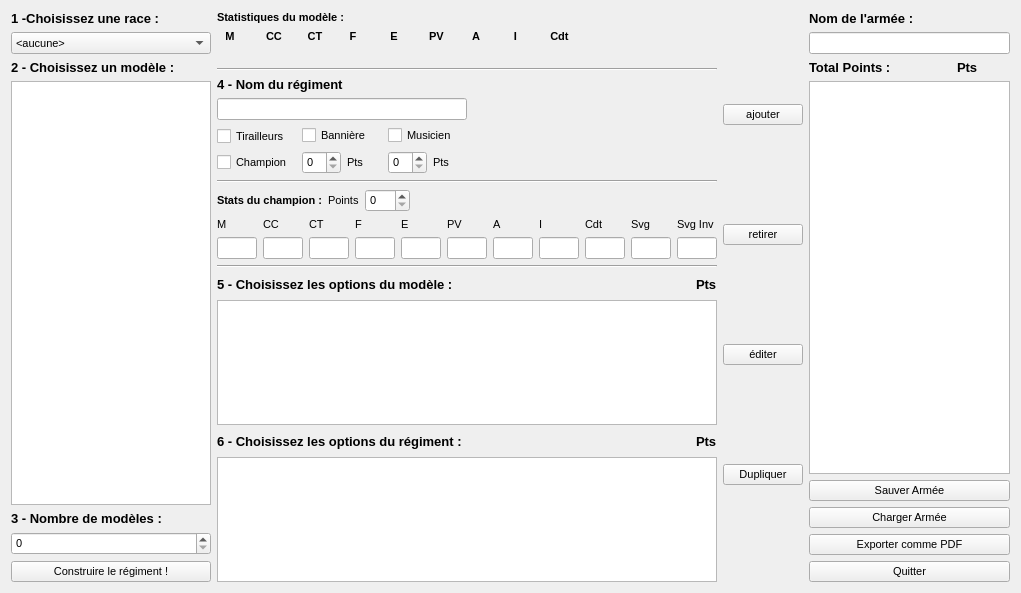
Qt form warhole/armywindow.ui (kaosphere/Warhole) before a commit.
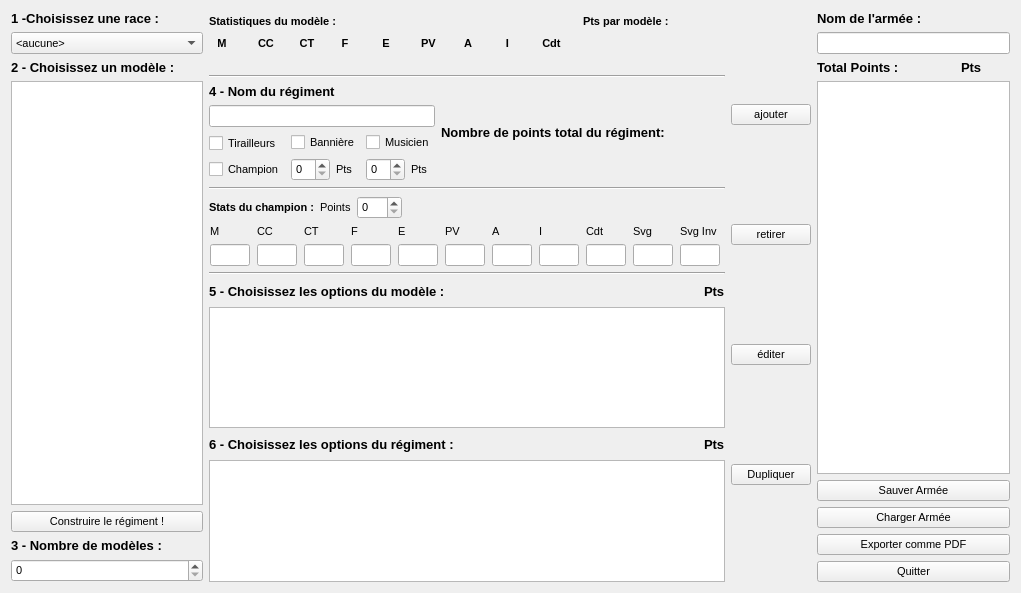
The same form after that commit.

Commit message: Whole new UI version including regiment points and complete re-do of the UI

Patch:
```diff
--- a/warhole/armywindow.ui
+++ b/warhole/armywindow.ui
@@ -18,7 +18,7 @@
   <property name="windowTitle">
    <string>Création d'armée</string>
   </property>
-  <layout class="QHBoxLayout" name="horizontalLayout_9">
+  <layout class="QHBoxLayout" name="horizontalLayout_10">
    <item>
     <layout class="QVBoxLayout" name="verticalLayout_4">
      <item>
@@ -61,6 +61,13 @@
      <item>
       <widget class="QTreeView" name="treeViewExistingModels"/>
      </item>
+     <item>
+      <widget class="QPushButton" name="buildRegButton">
+       <property name="text">
+        <string>Construire le régiment !</string>
+       </property>
+      </widget>
+     </item>
      <item>
       <widget class="QLabel" name="label_18">
        <property name="font">
@@ -78,19 +85,12 @@
      <item>
       <widget class="QSpinBox" name="spinBoxNB"/>
      </item>
-     <item>
-      <widget class="QPushButton" name="buildRegButton">
-       <property name="text">
-        <string>Construire le régiment !</string>
-       </property>
-      </widget>
-     </item>
     </layout>
    </item>
    <item>
     <layout class="QVBoxLayout" name="verticalLayout_34">
      <item>
-      <layout class="QVBoxLayout" name="verticalLayout_27">
+      <layout class="QHBoxLayout" name="horizontalLayout_9">
        <item>
         <widget class="QLabel" name="label_49">
          <property name="font">
@@ -105,6 +105,74 @@
         </widget>
        </item>
        <item>
+        <widget class="QLabel" name="modelNameLabel">
+         <property name="minimumSize">
+          <size>
+           <width>100</width>
+           <height>0</height>
+          </size>
+         </property>
+         <property name="font">
+          <font>
+           <weight>75</weight>
+           <bold>true</bold>
+          </font>
+         </property>
+         <property name="text">
+          <string/>
+         </property>
+        </widget>
+       </item>
+       <item>
+        <spacer name="horizontalSpacer_6">
+         <property name="orientation">
+          <enum>Qt::Horizontal</enum>
+         </property>
+         <property name="sizeHint" stdset="0">
+          <size>
+           <width>40</width>
+           <height>20</height>
+          </size>
+         </property>
+        </spacer>
+       </item>
+       <item>
+        <widget class="QLabel" name="label_50">
+         <property name="font">
+          <font>
+           <weight>75</weight>
+           <bold>true</bold>
+          </font>
+         </property>
+         <property name="text">
+          <string>Pts par modèle :</string>
+         </property>
+        </widget>
+       </item>
+       <item>
+        <widget class="QLabel" name="modelPtsLabel">
+         <property name="minimumSize">
+          <size>
+           <width>50</width>
+           <height>0</height>
+          </size>
+         </property>
+         <property name="font">
+          <font>
+           <weight>75</weight>
+           <bold>true</bold>
+          </font>
+         </property>
+         <property name="text">
+          <string/>
+         </property>
+        </widget>
+       </item>
+      </layout>
+     </item>
+     <item>
+      <layout class="QVBoxLayout" name="verticalLayout_27">
+       <item>
         <layout class="QHBoxLayout" name="horizontalLayout_13">
          <item>
           <layout class="QVBoxLayout" name="verticalLayout_6">
@@ -562,6 +630,40 @@
          </property>
         </spacer>
        </item>
+       <item>
+        <widget class="QLabel" name="label">
+         <property name="font">
+          <font>
+           <pointsize>10</pointsize>
+           <weight>75</weight>
+           <bold>true</bold>
+          </font>
+         </property>
+         <property name="text">
+          <string>Nombre de points total du régiment: </string>
+         </property>
+        </widget>
+       </item>
+       <item>
+        <widget class="QLabel" name="regPtsLabel">
+         <property name="minimumSize">
+          <size>
+           <width>50</width>
+           <height>0</height>
+          </size>
+         </property>
+         <property name="font">
+          <font>
+           <pointsize>10</pointsize>
+           <weight>75</weight>
+           <bold>true</bold>
+          </font>
+         </property>
+         <property name="text">
+          <string/>
+         </property>
+        </widget>
+       </item>
       </layout>
      </item>
      <item>
```
Left out of the diff: 56 changed lines with no effect on the pictures. The commit also changes 5 other files.
